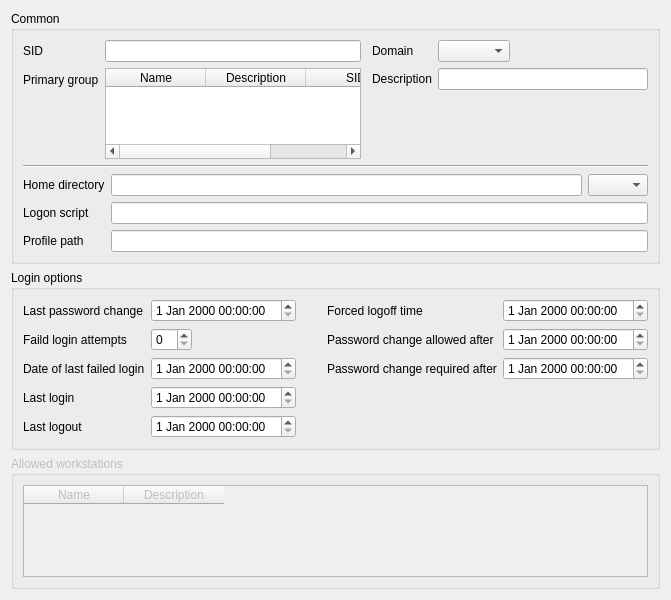
First picture: the form in agent/src/clacks/agent/data/templates/default/user-samba.ui, repository gonicus/clacks, before the edit.
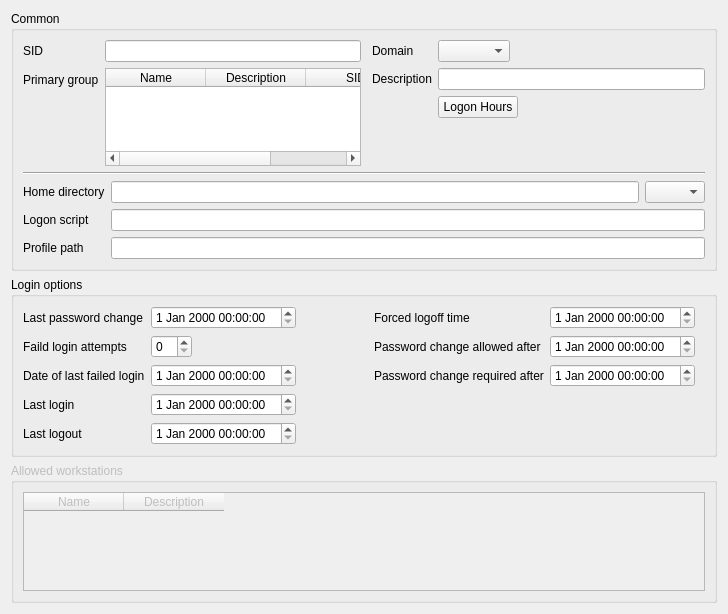
Second picture: the form after the edit. Icons and pictures are not drawn.

Commit message: Added dialog-ui definitions

Diff of the .ui file:
```diff
--- a/agent/src/clacks/agent/data/templates/default/user-samba.ui
+++ b/agent/src/clacks/agent/data/templates/default/user-samba.ui
@@ -6,8 +6,8 @@
    <rect>
     <x>0</x>
     <y>0</y>
-    <width>671</width>
-    <height>600</height>
+    <width>728</width>
+    <height>614</height>
    </rect>
   </property>
   <property name="windowTitle">
@@ -122,6 +122,13 @@
           <item row="1" column="1">
            <widget class="QLineEdit" name="descriptionEdit"/>
           </item>
+          <item row="2" column="1">
+           <widget class="QPushButton" name="open_dialog_SambaLoginHours">
+            <property name="text">
+             <string>Logon Hours</string>
+            </property>
+           </widget>
+          </item>
          </layout>
         </item>
        </layout>
```
The commit also changes 4 other files.
